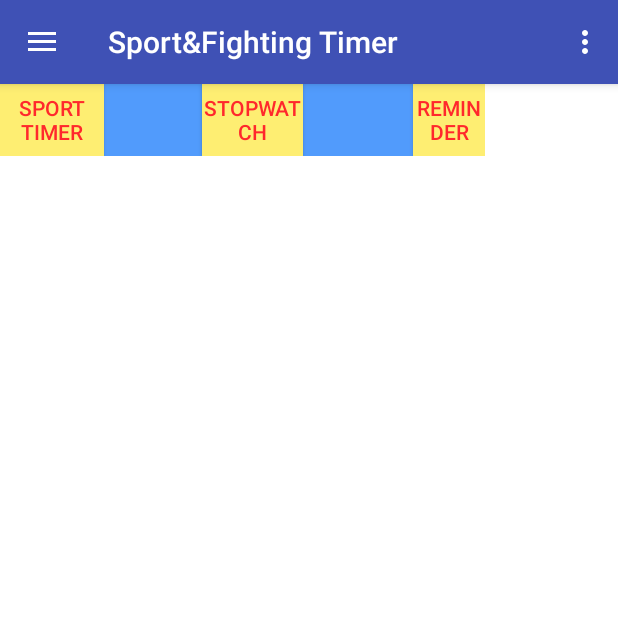
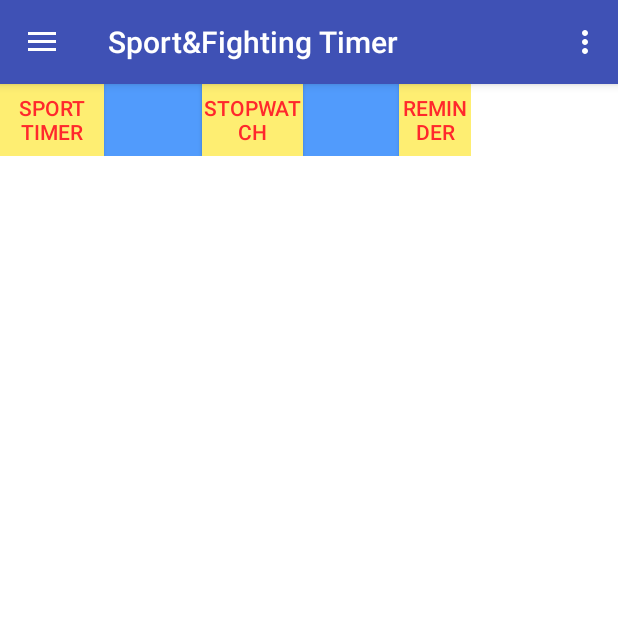
Before and after one commit to vasterlord/NewTimerBench, an Android app: the screen it shows after launch (MainActivity), on a phone screen of 412 x 824 dp, the top half of it. Run offline under Robolectric (Android 15) with nearby library versions, the phone set to English and light mode, and no system bars; 1 statement that could not run was skipped.

Commit message:
I am king ahahah ;)

```diff
--- a/app/src/main/res/layout/content_main.xml
+++ b/app/src/main/res/layout/content_main.xml
@@ -60,7 +60,7 @@
                 android:id="@+id/btnReminder"
                 android:background="#feee72"
                 android:textColor="#ff282c"
-                android:layout_marginLeft="73dp"
+                android:layout_marginLeft="64dp"
                 android:onClick="onClick" />
 
         </LinearLayout>
```
